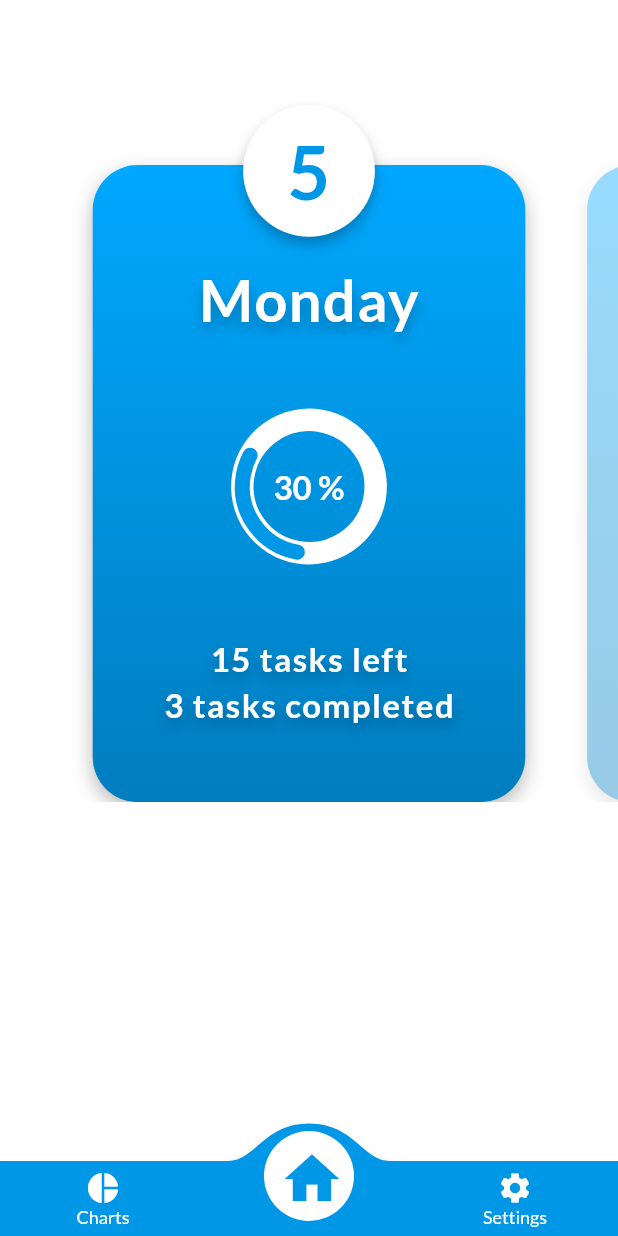
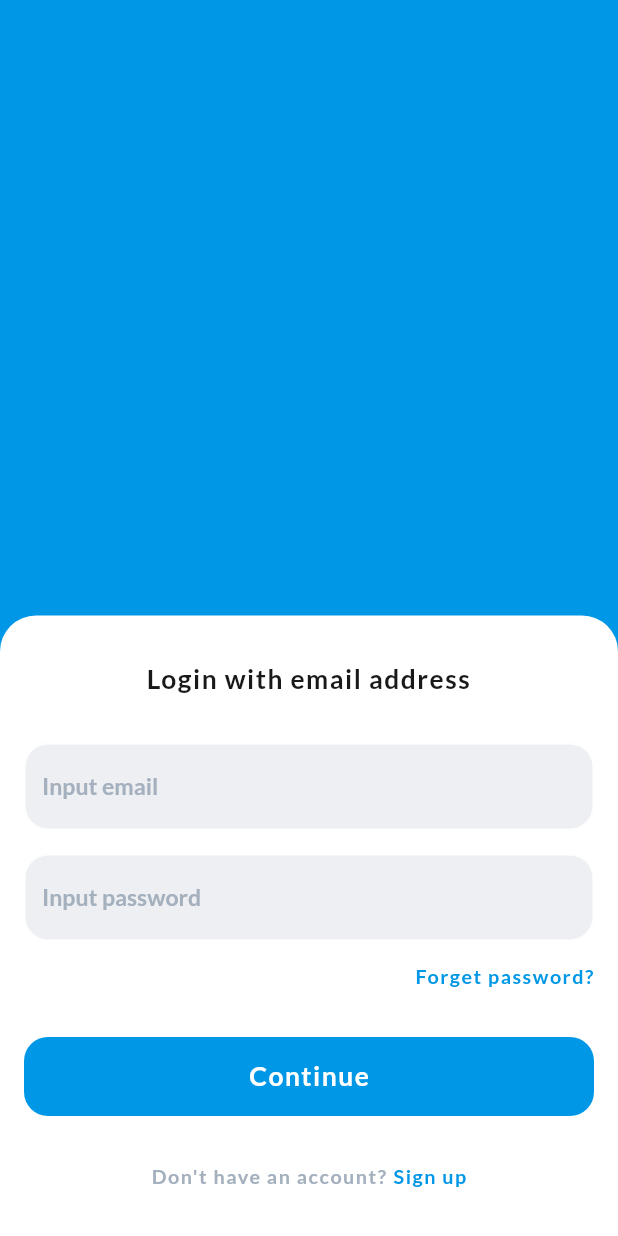
Before and after one commit to draxexx/plan_your_life, a Flutter app: the screen it shows after launch, on a phone screen of 412 x 824 dp. Run offline on Flutter 3.47's test engine with Material 2 defaults, Android fonts, the phone set to English and light mode, and no system bars; drawn by our look-alikes of convex_bottom_bar, sleek_circular_slider; our stand-ins replace fl_chart, flutter_dotenv, flutter_svg, font_awesome_flutter, get, percent_indicator and 1 more; accounts and stored records are empty.

Commit message:
add sign in and sing up form

```diff
--- a/lib/index.dart
+++ b/lib/index.dart
@@ -20,6 +20,7 @@ export 'package:percent_indicator/percent_indicator.dart';
 export 'package:fl_chart/fl_chart.dart';
 export 'package:sqflite/sqflite.dart';
 export 'package:intl/intl.dart' show DateFormat;
+export 'package:flutter_dotenv/flutter_dotenv.dart';
 // =============================================
 // ============ LOCAL FILES EXPORT =============
 // =============================================
--- a/lib/main.dart
+++ b/lib/main.dart
@@ -1,6 +1,7 @@
 import './index.dart';
 
-void main() {
+void main() async {
+  await dotenv.load(fileName: ".env");
   runApp(MyApp());
 }
 
--- a/lib/screens/home/home_screen.dart
+++ b/lib/screens/home/home_screen.dart
@@ -6,6 +6,7 @@ class HomeScreen extends StatelessWidget {
   @override
   Widget build(BuildContext context) {
     SizeConfig().init(context);
-    return const MyBottomBar();
+    // return const MyBottomBar();
+    return const LoginScreen();
   }
 }
--- a/lib/screens/index.dart
+++ b/lib/screens/index.dart
@@ -55,3 +55,9 @@ export './charts/widgets/task-activities/widgets/left_titles.dart';
 export './charts/widgets/task-activities/widgets/bottom_titles.dart';
 export './charts/widgets/most-labels/most_labels.dart';
 export './charts/widgets/most-labels/widgets/label_item.dart';
+
+// Login Screen
+
+export './login/login_screen.dart';
+export './login/widgets/login_form.dart';
+export './login/widgets/register_form.dart';
--- /dev/null
+++ b/lib/screens/login/login_screen.dart
@@ -0,0 +1,52 @@
+import '../../index.dart';
+
+class LoginScreen extends StatefulWidget {
+  const LoginScreen({super.key});
+
+  @override
+  State<LoginScreen> createState() => _LoginScreenState();
+}
+
+class _LoginScreenState extends State<LoginScreen> {
+  bool _isLoginForm = true;
+
+  @override
+  Widget build(BuildContext context) {
+    return Scaffold(
+      backgroundColor: Theme.of(context).primaryColor,
+      body: Stack(
+        children: [
+          Container(
+            color: Theme.of(context).primaryColor,
+          ),
+          Positioned(
+            left: 0,
+            right: 0,
+            bottom: 0,
+            child: Container(
+              padding: const EdgeInsets.symmetric(horizontal: 16, vertical: 32),
+              decoration: BoxDecoration(
+                color: Theme.of(context).scaffoldBackgroundColor,
+                borderRadius: const BorderRadius.only(
+                  topLeft: Radius.circular(24),
+                  topRight: Radius.circular(24),
+                ),
+              ),
+              child: _isLoginForm
+                  ? LoginForm(
+                      isLoginForm: (value) => setState(
+                        () => _isLoginForm = value,
+                      ),
+                    )
+                  : RegisterForm(
+                      isLoginForm: (value) => setState(
+                        () => _isLoginForm = value,
+                      ),
+                    ),
+            ),
+          ),
+        ],
+      ),
+    );
+  }
+}
--- /dev/null
+++ b/lib/screens/login/widgets/login_form.dart
@@ -0,0 +1,99 @@
+import '../../../index.dart';
+
+class LoginForm extends StatefulWidget {
+  const LoginForm({
+    super.key,
+    required this.isLoginForm,
+  });
+
+  final Function(bool) isLoginForm;
+
+  @override
+  State<LoginForm> createState() => _LoginFormState();
+}
+
+class _LoginFormState extends State<LoginForm> {
+  final _formKey = GlobalKey<FormState>();
+
+  final FocusNode _emailFocusNode = FocusNode();
+  final FocusNode _passFocusNode = FocusNode();
+
+  final bool _isBtnLoading = false;
+
+  void _submit() async {}
+
+  @override
+  void dispose() {
+    _emailFocusNode.dispose();
+    _passFocusNode.dispose();
+    super.dispose();
+  }
+
+  @override
+  Widget build(BuildContext context) {
+    return Form(
+      key: _formKey,
+      child: Column(
+        children: [
+          textBuilder(
+            "Login with email address",
+            textType: TextType.header_5,
+            textAlign: TextAlign.center,
+          ),
+          const SizedBox(height: 32),
+          CustomTextFormInput(
+            focusNode: _emailFocusNode,
+            hintText: "Input email",
+            nextFocusNode: _passFocusNode,
+            // onSaved: (value) => _taskModel.setTitle = value,
+          ),
+          const SizedBox(height: 16),
+          CustomTextFormInput(
+            focusNode: _passFocusNode,
+            hintText: "Input password",
+            obscureText: true,
+            // onSaved: (value) => _taskModel.setTitle = value,
+          ),
+          const SizedBox(height: 16),
+          Row(
+            children: [
+              const Spacer(),
+              textBuilder(
+                "Forget password?",
+                color: Theme.of(context).primaryColor,
+                textType: TextType.subText1,
+                textAlign: TextAlign.end,
+              ),
+            ],
+          ),
+          const SizedBox(height: 32),
+          CustomButton(
+            text: "Continue",
+            onPressed: _submit,
+            isLoadingIndicatorDisplayed: _isBtnLoading,
+          ),
+          const SizedBox(height: 32),
+          GestureDetector(
+            onTap: () => widget.isLoginForm(false),
+            child: Row(
+              mainAxisAlignment: MainAxisAlignment.center,
+              children: [
+                textBuilder(
+                  "Don't have an account?",
+                  color: Theme.of(context).disabledColor,
+                  textType: TextType.subText1,
+                ),
+                const SizedBox(width: 4),
+                textBuilder(
+                  "Sign up",
+                  color: Theme.of(context).primaryColor,
+                  textType: TextType.subText1,
+                ),
+              ],
+            ),
+          ),
+        ],
+      ),
+    );
+  }
+}
--- a/lib/screens/tasks/tasks_screen.dart
+++ b/lib/screens/tasks/tasks_screen.dart
@@ -25,7 +25,7 @@ class _TasksScreenState extends State<TasksScreen>
   }
 
   Future<void> _loadData() async {
-    // await _taskController.getAllTasks();
+    await _taskController.getAllTasks();
 
     setState(() {
       _isLoading = false;
--- a/lib/utils/index.dart
+++ b/lib/utils/index.dart
@@ -7,3 +7,4 @@ export './constants.dart';
 export './show_bottom_sheet.dart';
 export './show_custom_dialog.dart';
 export './compare_timeofdays.dart';
+export './api_request.dart';
--- a/pubspec.yaml
+++ b/pubspec.yaml
@@ -47,6 +47,8 @@ dependencies:
   sqflite: ^2.2.8+4
   path: ^1.8.3
   intl: ^0.18.0
+  flutter_dotenv: ^5.1.0
+  http: ^1.1.0
 
 dev_dependencies:
   flutter_test:
@@ -71,6 +73,7 @@ flutter:
 
   # To add assets to your application, add an assets section, like this:
   assets:
+    - .env
     - lang/en.json
     - lang/tr.json
     - assets/images/
```
Also changed, not shown: lib/controllers/task_controller.dart (+19 -29 lines), lib/screens/login/widgets/register_form.dart (added, +95 -0 lines), lib/utils/api_request.dart (added, +132 -0 lines), pubspec.lock, 1 other file.
